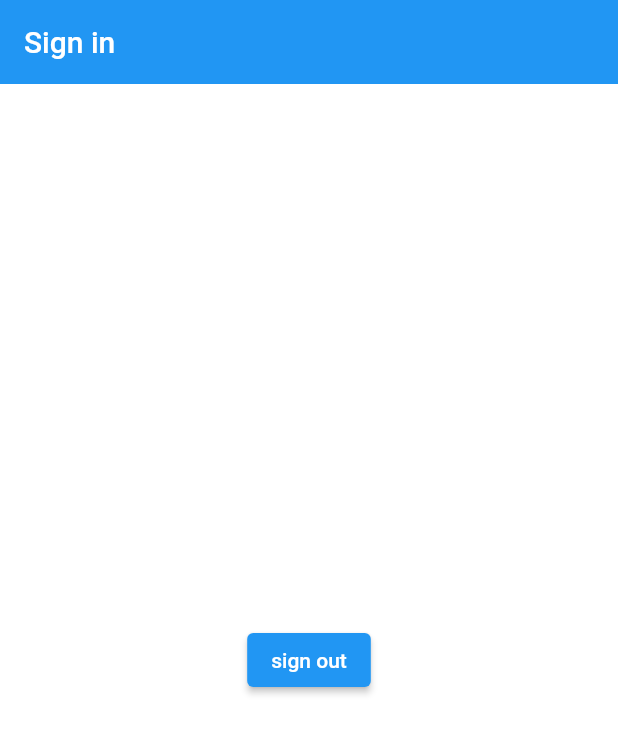
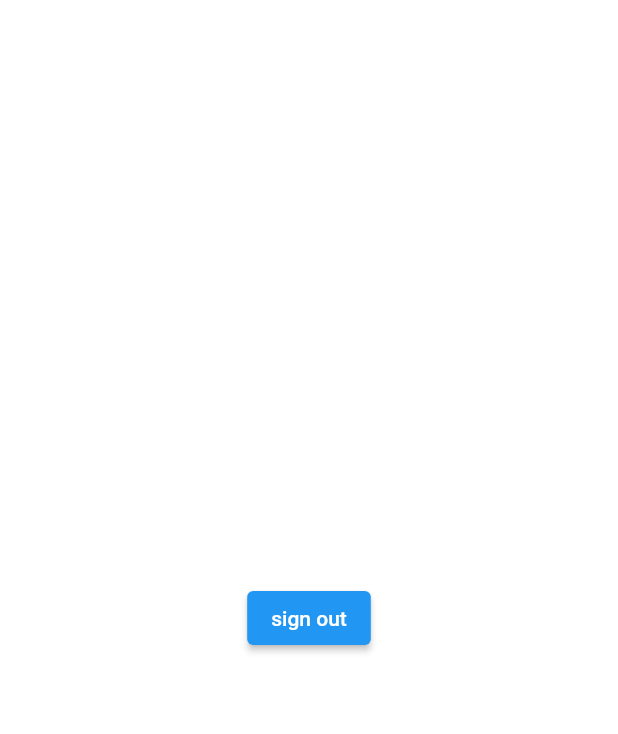
Before and after one commit to Alexisavnl/soundSharing, a Flutter app: the MyStatefulWidget screen opened directly, on a phone screen of 412 x 824 dp. Shown: the top 734 px of the screen. Run offline on Flutter 3.47's test engine with Material 2 defaults, Android fonts, the light colour scheme and no system bars; our stand-ins replace cloud_firestore, firebase_auth, firebase_core, flutter_spinkit, google_fonts, google_sign_in and 2 more; accounts and stored records are empty.

```diff
--- a/lib/account.dart
+++ b/lib/account.dart
@@ -12,6 +12,7 @@ class Account extends StatelessWidget {
     return const MaterialApp(
       title: 'home',
       home: MyStatefulWidget(),
+      debugShowCheckedModeBanner: false,
     );
   }
 }
@@ -28,12 +29,7 @@ class _MyStatefulWidgetState extends State<MyStatefulWidget> {
   @override
   Widget build(BuildContext context) {
     return Scaffold(
-        backgroundColor: Colors.white,
-        appBar: AppBar(
-          backgroundColor: Colors.blue,
-          elevation: 0.0,
-          title: const Text('Sign in'),
-        ),
+      backgroundColor: Colors.white,
       body: Center(
           child: ElevatedButton(
             child: const Text('sign out'),
--- a/lib/search_track.dart
+++ b/lib/search_track.dart
@@ -37,9 +37,9 @@ class searchTrack extends StatelessWidget {
   @override
   Widget build(BuildContext context) {
     return MaterialApp(
-      home: Scaffold(
-          appBar: AppBar(title: const Text('Alexis >>> Martin')),
-          body: const Center(child: ListSearch())),
+      home: const Scaffold(
+          body: Center(child: ListSearch())),
+          debugShowCheckedModeBanner: false,
       routes: {
         "/createPost": (context) => const CreatePost(),
         '/home': (context) => HomePost(),
```
Also changed, not shown: lib/bottomNavBar.dart (+6 -1 lines), lib/createPost.dart (+4 -6 lines).
